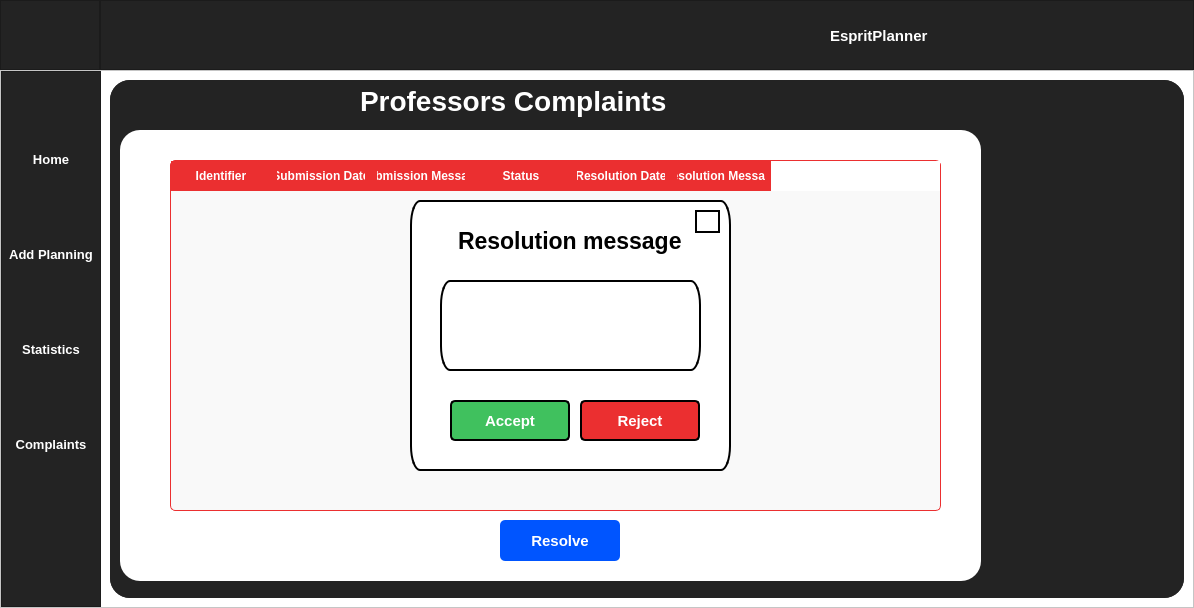
Cxuchy/Esprit-Planner-Administrator, file ui_main.ui: the form before one commit.
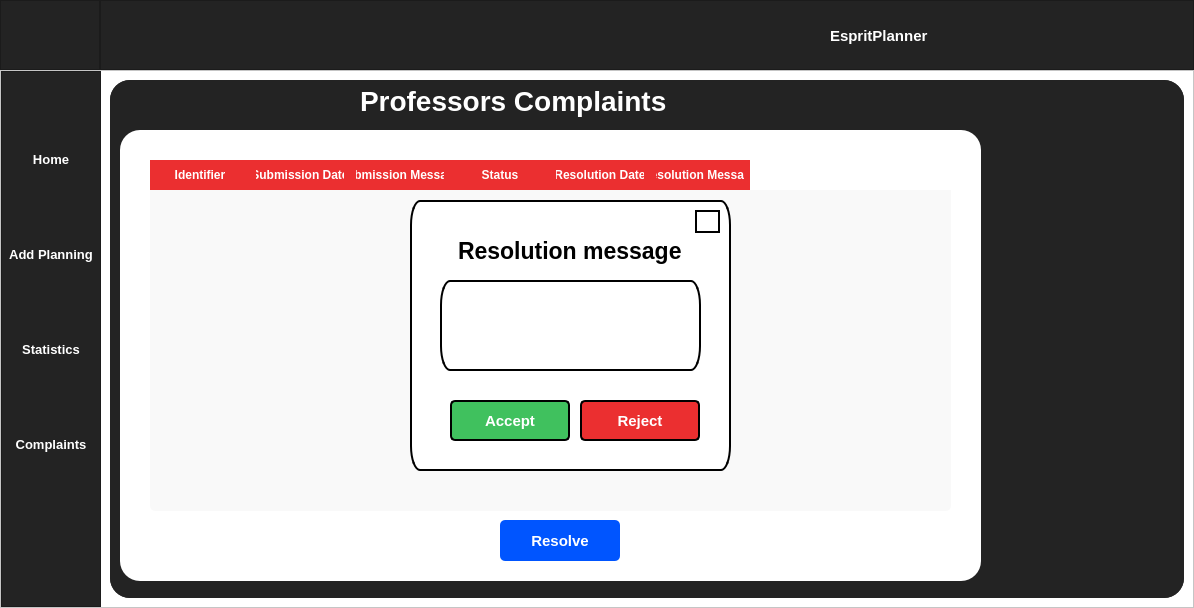
The form after the commit. The open tabs and pages were chosen to show the change. Icons and pictures are not drawn.

```diff
--- a/ui_main.ui
+++ b/ui_main.ui
@@ -1606,22 +1606,20 @@
               <widget class="QTableWidget" name="complaints_table">
                <property name="geometry">
                 <rect>
-                 <x>50</x>
+                 <x>30</x>
                  <y>30</y>
-                 <width>771</width>
+                 <width>801</width>
                  <height>351</height>
                 </rect>
                </property>
                <property name="font">
                 <font>
-                 <family>Segoe UI</family>
                  <pointsize>-1</pointsize>
                 </font>
                </property>
                <property name="styleSheet">
                 <string notr="true">/* General QTableWidget styling */
 QTableWidget {
-    border: 1px solid #eb2f30;
     border-radius: 5px;
     gridline-color: #eb2f30;
     font-size: 14px;
@@ -1789,7 +1787,7 @@
                 <property name="geometry">
                  <rect>
                   <x>40</x>
-                  <y>20</y>
+                  <y>30</y>
                   <width>241</width>
                   <height>41</height>
                  </rect>
```
Left out of the diff: 28 changed lines with no effect on the pictures.
